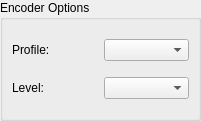
The window that src/video_encoder_options.ui (b1aqW0lf/Lithium) describes before a commit, drawn with Qt 5.
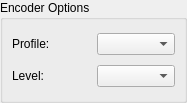
The same window after the commit.

Commit message: experiment/resize VideoEncoderOptions form

Patch:
```diff
--- a/src/video_encoder_options.ui
+++ b/src/video_encoder_options.ui
@@ -6,8 +6,8 @@
    <rect>
     <x>0</x>
     <y>0</y>
-    <width>201</width>
-    <height>121</height>
+    <width>187</width>
+    <height>103</height>
    </rect>
   </property>
   <property name="windowTitle">
```
